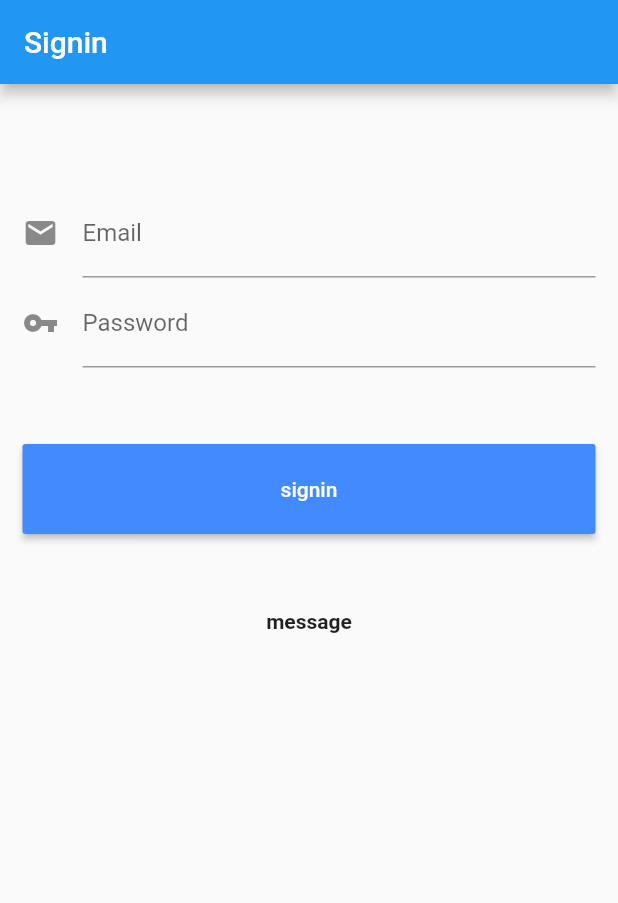
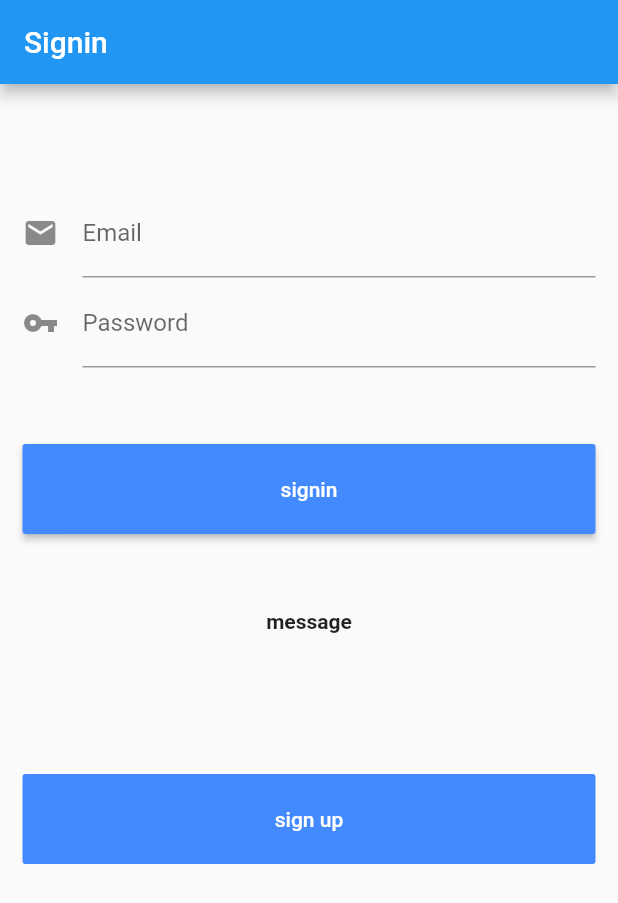
Before and after one commit to ibrahimBougaoua/factory_moblie_app, a Flutter app: the screen it shows after launch, on a phone screen of 412 x 824 dp. Shown: the top 903 px of the screen. Run offline on Flutter 3.47's test engine with Material 2 defaults, Android fonts, the phone set to English and light mode, and no system bars; our stand-ins replace shared_preferences; network calls fail.

Commit message:
Refactoring : signin

```diff
--- a/lib/view/signin.dart
+++ b/lib/view/signin.dart
@@ -1,4 +1,5 @@
 import 'package:factory_moblie_app/controller/api.dart';
+import 'package:factory_moblie_app/view/signup.dart';
 import 'package:flutter/material.dart';
 import 'package:flutter/widgets.dart';
 
@@ -91,6 +92,19 @@ class SigninState extends State<Signin> {
                   style: TextStyle(fontWeight: FontWeight.bold),
                   ),
                 ),
+              new Padding(padding: new EdgeInsets.only(top: 50)),
+              Container(
+                height: 60,
+                child: new FlatButton(
+                  onPressed: () => Navigator.of(context).push(
+                    new MaterialPageRoute(
+                        builder: (BuildContext context) => new Signup()
+                    )
+                  ),
+                  color: Colors.blueAccent,
+                  child: new Text('sign up',style: new TextStyle(color: Colors.white,backgroundColor: Colors.blueAccent),),
+                ),
+              ),
             ],
           ),
           ),
```
